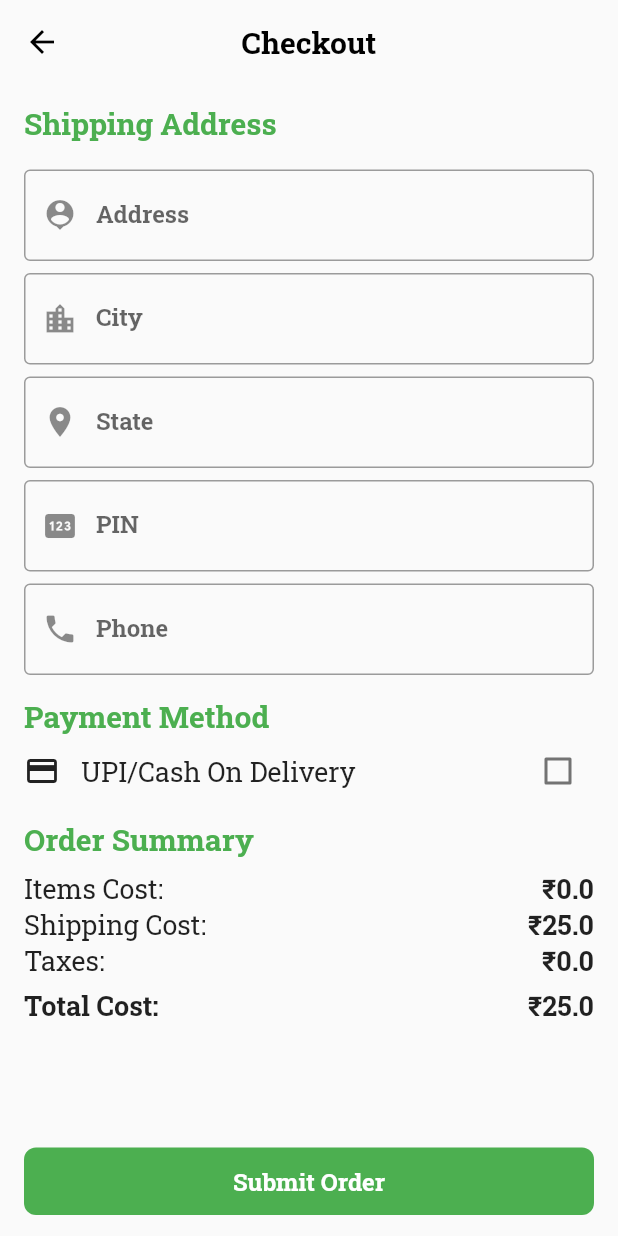
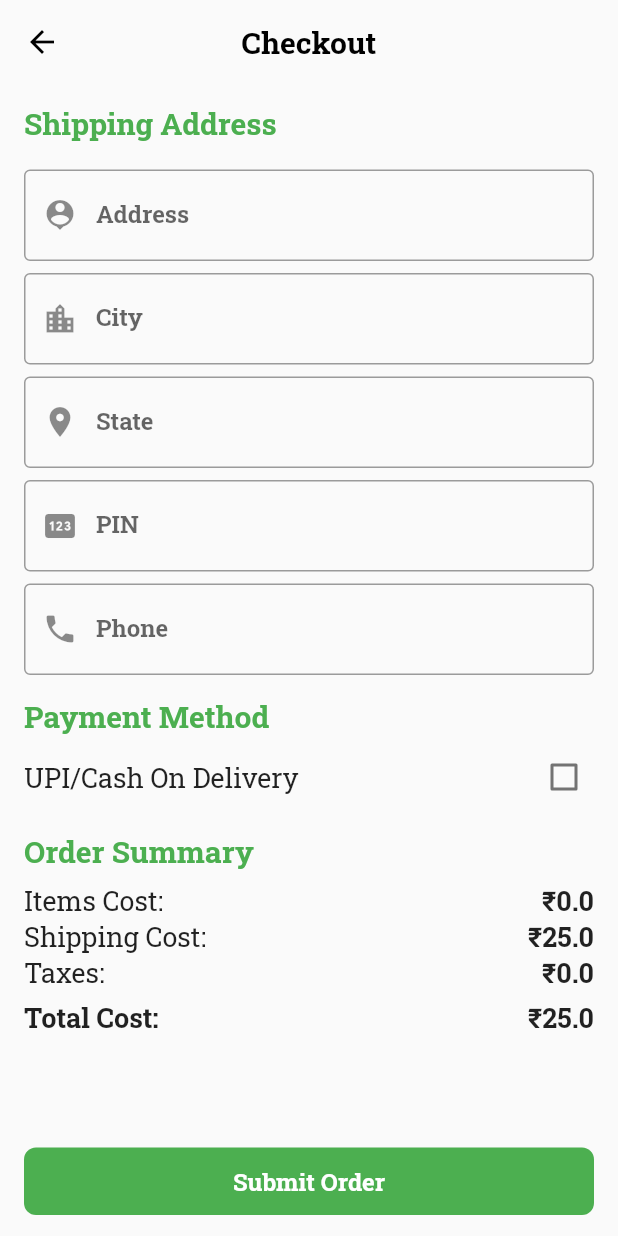
Before and after one commit to aditya3901/Locer-Flutter-Client, a Flutter app: the CheckoutScreen screen opened directly with empty values, on a phone screen of 412 x 824 dp. Run offline on Flutter 3.47's test engine with Material 2 defaults, Android fonts, the phone set to English and light mode, and no system bars; drawn by our look-alikes of modal_progress_hud_nsn; our stand-ins replace carousel_slider, firebase_auth, firebase_core, firebase_messaging, flutter_phoenix, google_fonts and 7 more; accounts and stored records are empty.

Commit message:
minor updates dt: 23.1.22

```diff
--- a/lib/screens/checkout_screen.dart
+++ b/lib/screens/checkout_screen.dart
@@ -109,7 +109,6 @@ class _CheckoutScreenState extends State<CheckoutScreen> {
     }
   }
 
-
   Widget formField(
       String label, IconData icon, TextEditingController controller) {
     return TextFormField(
@@ -213,30 +212,18 @@ class _CheckoutScreenState extends State<CheckoutScreen> {
                                 textAlign: TextAlign.start,
                               ),
                             ),
-                            Row(
-                              mainAxisAlignment: MainAxisAlignment.spaceBetween,
-                              children: [
-                                Row(
-                                  children: const [
-                                    Icon(Icons.payment),
-                                    SizedBox(width: 14),
-                                    Text(
-                                      "UPI/Cash On Delivery",
-                                      style: TextStyle(
-                                        fontSize: 18,
-                                      ),
-                                    ),
-                                  ],
-                                ),
-                                Checkbox(
+                            CheckboxListTile(
+                              contentPadding: const EdgeInsets.all(0),
                               value: isChecked,
                               onChanged: (val) {
                                 setState(() {
                                   isChecked = val!;
                                 });
                               },
+                              title: const Text(
+                                "UPI/Cash On Delivery",
+                                style: TextStyle(fontSize: 18),
                               ),
-                              ],
                             ),
                             Padding(
                               padding: const EdgeInsets.only(top: 8, bottom: 8),
--- a/lib/widgets/category_row.dart
+++ b/lib/widgets/category_row.dart
@@ -12,7 +12,7 @@ class CategoryRow extends StatelessWidget {
       child: Row(
         children: [
           CategoryItem(
-            title: "Beverages",
+            title: "Drinks",
             icon: Icons.emoji_food_beverage,
             onTap: () {
               Navigator.of(context).push(MaterialPageRoute(builder: (_) {
```
Lines whose indentation alone changed are shown as unchanged.
